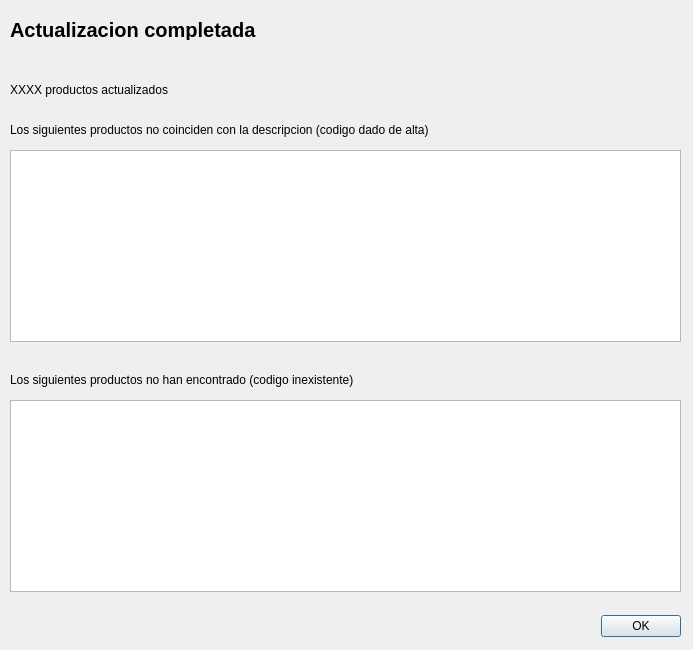
First picture: the form in ui/report.ui, repository comtom/odoo-price-updater, before the edit.
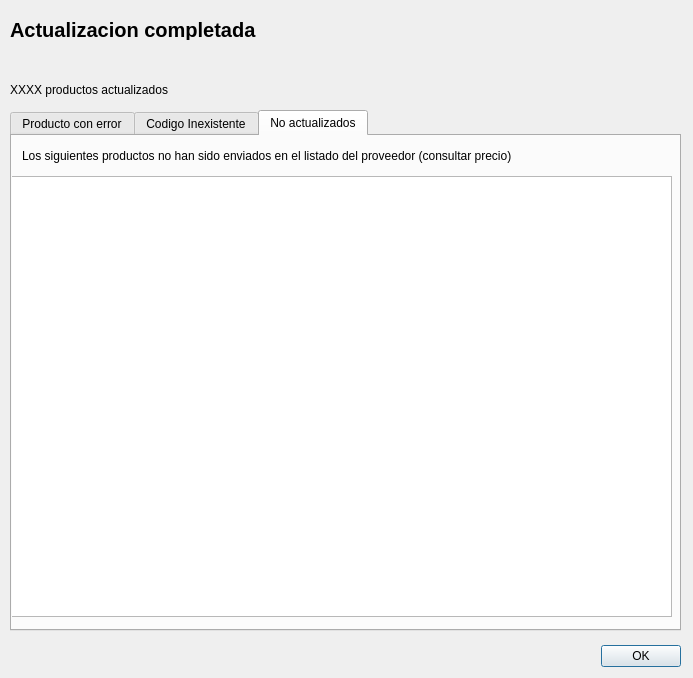
Second picture: the form after the edit. The open tabs and pages were chosen to show the change.

Commit message: cambios misc, deteccion de tipos de archivo csv, cambios a pedido de emilce para productos que no aparecen en el listado

```diff
--- a/ui/report.ui
+++ b/ui/report.ui
@@ -7,7 +7,7 @@
     <x>0</x>
     <y>0</y>
     <width>693</width>
-    <height>650</height>
+    <height>678</height>
    </rect>
   </property>
   <property name="windowTitle">
@@ -17,7 +17,7 @@
    <property name="geometry">
     <rect>
      <x>340</x>
-     <y>610</y>
+     <y>640</y>
      <width>341</width>
      <height>32</height>
     </rect>
@@ -37,7 +37,7 @@
     <rect>
      <x>10</x>
      <y>80</y>
-     <width>621</width>
+     <width>671</width>
      <height>20</height>
     </rect>
    </property>
@@ -65,25 +65,37 @@
     <string>Actualizacion completada</string>
    </property>
   </widget>
-  <widget class="QLabel" name="lbl_notfound">
+  <widget class="QWidget" name="verticalLayoutWidget">
    <property name="geometry">
     <rect>
      <x>10</x>
-     <y>370</y>
-     <width>451</width>
-     <height>20</height>
+     <y>110</y>
+     <width>671</width>
+     <height>521</height>
     </rect>
    </property>
-   <property name="text">
-    <string>Los siguientes productos no han encontrado (codigo inexistente)</string>
-   </property>
-  </widget>
+   <layout class="QVBoxLayout" name="verticalLayout">
+    <item>
+     <widget class="QTabWidget" name="tabWidget">
+      <property name="sizePolicy">
+       <sizepolicy hsizetype="Expanding" vsizetype="MinimumExpanding">
+        <horstretch>0</horstretch>
+        <verstretch>0</verstretch>
+       </sizepolicy>
+      </property>
+      <property name="currentIndex">
+       <number>0</number>
+      </property>
+      <widget class="QWidget" name="tab">
+       <attribute name="title">
+        <string>Producto con error</string>
+       </attribute>
   <widget class="QLabel" name="lbl_notmatched">
    <property name="geometry">
     <rect>
      <x>10</x>
-     <y>120</y>
-     <width>541</width>
+          <y>10</y>
+          <width>641</width>
      <height>20</height>
     </rect>
    </property>
@@ -94,22 +106,79 @@
   <widget class="QListWidget" name="lst_notmatched">
    <property name="geometry">
     <rect>
-     <x>10</x>
-     <y>150</y>
+          <x>-1</x>
+          <y>40</y>
      <width>671</width>
-     <height>192</height>
-    </rect>
-   </property>
-  </widget>
+          <height>451</height>
+         </rect>
+        </property>
+        <property name="sizePolicy">
+         <sizepolicy hsizetype="Maximum" vsizetype="Preferred">
+          <horstretch>0</horstretch>
+          <verstretch>0</verstretch>
+         </sizepolicy>
+        </property>
+       </widget>
+      </widget>
+      <widget class="QWidget" name="tab_2">
+       <attribute name="title">
+        <string>Codigo Inexistente</string>
+       </attribute>
   <widget class="QListWidget" name="lst_notfound">
    <property name="geometry">
     <rect>
-     <x>10</x>
-     <y>400</y>
+          <x>-1</x>
+          <y>40</y>
      <width>671</width>
-     <height>192</height>
-    </rect>
-   </property>
+          <height>451</height>
+         </rect>
+        </property>
+       </widget>
+       <widget class="QLabel" name="lbl_notfound">
+        <property name="geometry">
+         <rect>
+          <x>10</x>
+          <y>10</y>
+          <width>651</width>
+          <height>20</height>
+         </rect>
+        </property>
+        <property name="text">
+         <string>Los siguientes productos no se han encontrado (tal vez deba dar de alta el producto manualmente)</string>
+        </property>
+       </widget>
+      </widget>
+      <widget class="QWidget" name="tab_5">
+       <attribute name="title">
+        <string>No actualizados</string>
+       </attribute>
+       <widget class="QListWidget" name="lst_notupdated">
+        <property name="geometry">
+         <rect>
+          <x>-1</x>
+          <y>40</y>
+          <width>661</width>
+          <height>441</height>
+         </rect>
+        </property>
+       </widget>
+       <widget class="QLabel" name="lbl_notfound_2">
+        <property name="geometry">
+         <rect>
+          <x>10</x>
+          <y>10</y>
+          <width>631</width>
+          <height>20</height>
+         </rect>
+        </property>
+        <property name="text">
+         <string>Los siguientes productos no han sido enviados en el listado del proveedor (consultar precio)</string>
+        </property>
+       </widget>
+      </widget>
+     </widget>
+    </item>
+   </layout>
   </widget>
  </widget>
  <resources/>
```
Left out of the diff: 3 changed lines with no effect on the pictures. Lines whose indentation alone changed are shown as unchanged. The commit also changes 5 other files.
